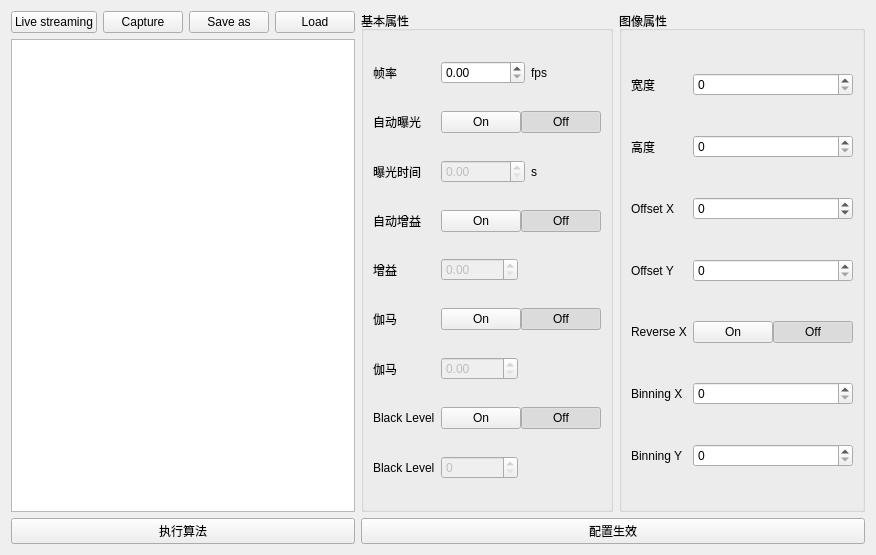
EddyXieFalcon/ColorAnalyst, file UIModular/MainWindow/FunctionWidget/ImagingWidget/ImagingWidgetUI.ui: the form before one commit.
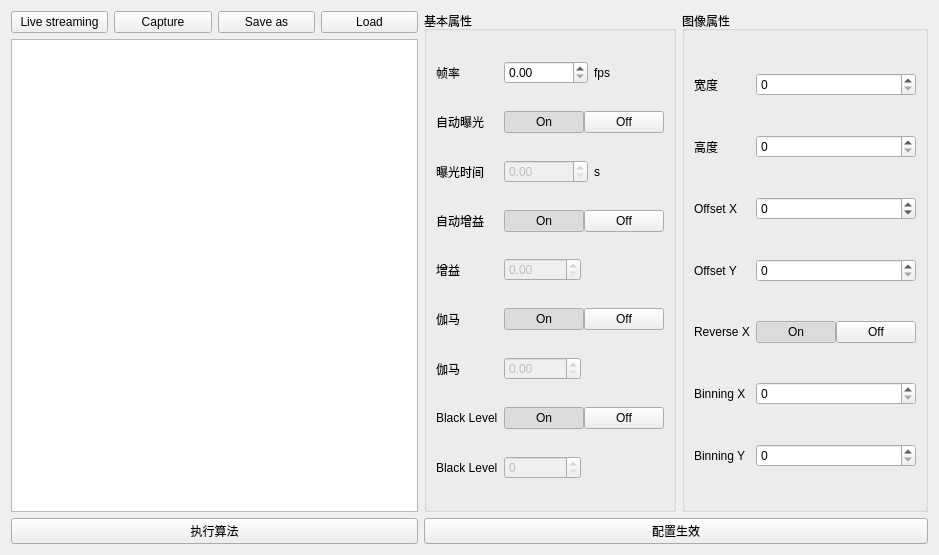
The form after the commit.

Commit message: image界面的开关按钮的逻辑

Diff of the .ui file:
```diff
--- a/UIModular/MainWindow/FunctionWidget/ImagingWidget/ImagingWidgetUI.ui
+++ b/UIModular/MainWindow/FunctionWidget/ImagingWidget/ImagingWidgetUI.ui
@@ -6,7 +6,7 @@
    <rect>
     <x>0</x>
     <y>0</y>
-    <width>853</width>
+    <width>939</width>
     <height>555</height>
    </rect>
   </property>
@@ -133,6 +133,9 @@
               <property name="checkable">
                <bool>true</bool>
               </property>
+              <property name="checked">
+               <bool>true</bool>
+              </property>
               <attribute name="buttonGroup">
                <string notr="true">buttonGroup</string>
               </attribute>
@@ -147,7 +150,7 @@
                <bool>true</bool>
               </property>
               <property name="checked">
-               <bool>true</bool>
+               <bool>false</bool>
               </property>
               <attribute name="buttonGroup">
                <string notr="true">buttonGroup</string>
@@ -204,6 +207,9 @@
               <property name="checkable">
                <bool>true</bool>
               </property>
+              <property name="checked">
+               <bool>true</bool>
+              </property>
               <attribute name="buttonGroup">
                <string notr="true">buttonGroup_2</string>
               </attribute>
@@ -218,7 +224,7 @@
                <bool>true</bool>
               </property>
               <property name="checked">
-               <bool>true</bool>
+               <bool>false</bool>
               </property>
               <attribute name="buttonGroup">
                <string notr="true">buttonGroup_2</string>
@@ -275,6 +281,9 @@
               <property name="checkable">
                <bool>true</bool>
               </property>
+              <property name="checked">
+               <bool>true</bool>
+              </property>
               <attribute name="buttonGroup">
                <string notr="true">buttonGroup_3</string>
               </attribute>
@@ -289,7 +298,7 @@
                <bool>true</bool>
               </property>
               <property name="checked">
-               <bool>true</bool>
+               <bool>false</bool>
               </property>
               <attribute name="buttonGroup">
                <string notr="true">buttonGroup_3</string>
@@ -346,6 +355,9 @@
               <property name="checkable">
                <bool>true</bool>
               </property>
+              <property name="checked">
+               <bool>true</bool>
+              </property>
               <attribute name="buttonGroup">
                <string notr="true">buttonGroup_4</string>
               </attribute>
@@ -360,7 +372,7 @@
                <bool>true</bool>
               </property>
               <property name="checked">
-               <bool>true</bool>
+               <bool>false</bool>
               </property>
               <attribute name="buttonGroup">
                <string notr="true">buttonGroup_4</string>
@@ -499,6 +511,9 @@
                 <property name="checkable">
                  <bool>true</bool>
                 </property>
+                <property name="checked">
+                 <bool>true</bool>
+                </property>
                 <attribute name="buttonGroup">
                  <string notr="true">buttonGroup_5</string>
                 </attribute>
@@ -513,7 +528,7 @@
                  <bool>true</bool>
                 </property>
                 <property name="checked">
-                 <bool>true</bool>
+                 <bool>false</bool>
                 </property>
                 <attribute name="buttonGroup">
                  <string notr="true">buttonGroup_5</string>
```
Left out of the diff: 66 changed lines with no effect on the pictures. The commit also changes 1 other file.
